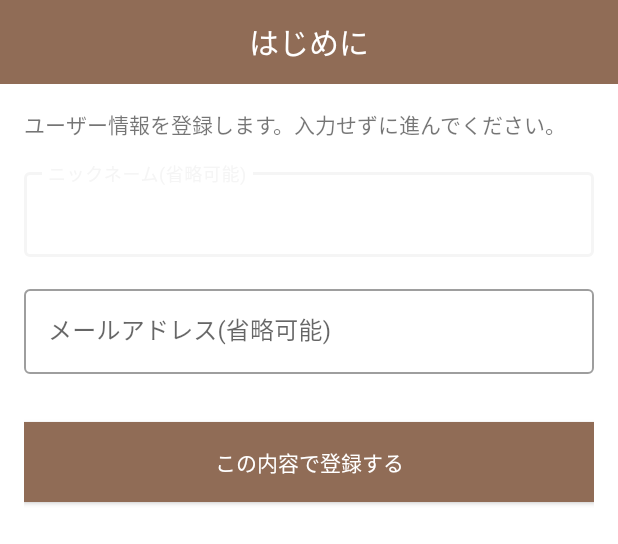
After one commit to hotdrop/consider-ai-coding, an Android app: the layout activity_start.xml on its own in the app's theme, with its tools: preview values and no code run, on a phone screen of 412 x 824 dp. The commit adds this screen. Shown: the top 544 px of the screen. Run offline under Robolectric (Android 15) with nearby library versions, the phone set to English and light mode, and no system bars.

```diff
--- a/androidApp/src/main/AndroidManifest.xml
+++ b/androidApp/src/main/AndroidManifest.xml
@@ -14,5 +14,8 @@
                 <category android:name="android.intent.category.LAUNCHER" />
             </intent-filter>
         </activity>
+        <activity
+            android:name=".ui.start.StartActivity"
+            android:exported="true" />
     </application>
 </manifest>
--- a/androidApp/src/main/java/jp/hotdrop/considercline/android/App.kt
+++ b/androidApp/src/main/java/jp/hotdrop/considercline/android/App.kt
@@ -1,7 +1,9 @@
 package jp.hotdrop.considercline.android
 
 import android.app.Application
+import dagger.hilt.android.HiltAndroidApp
 
+@HiltAndroidApp
 class App : Application() {
     override fun onCreate() {
         super.onCreate()
--- a/androidApp/src/main/res/layout/activity_main.xml
+++ b/androidApp/src/main/res/layout/activity_main.xml
@@ -20,6 +20,8 @@
             android:layout_width="match_parent"
             android:layout_height="wrap_content"
             android:text="@string/splash_title"
+            android:textColor="@color/white"
+            android:textSize="20sp"
             android:layout_marginEnd="16dp"
             android:gravity="center"/>
 
--- /dev/null
+++ b/androidApp/src/main/res/layout/activity_start.xml
@@ -0,0 +1,99 @@
+<?xml version="1.0" encoding="utf-8"?>
+<androidx.constraintlayout.widget.ConstraintLayout
+    xmlns:android="http://schemas.android.com/apk/res/android"
+    xmlns:app="http://schemas.android.com/apk/res-auto"
+    xmlns:tools="http://schemas.android.com/tools"
+    android:layout_width="match_parent"
+    android:layout_height="match_parent"
+    style="@style/RootContentStyle">
+
+    <androidx.appcompat.widget.Toolbar
+        android:id="@+id/toolbar"
+        android:layout_width="0dp"
+        android:layout_height="?attr/actionBarSize"
+        android:elevation="4dp"
+        app:layout_constraintTop_toTopOf="parent"
+        app:layout_constraintStart_toStartOf="parent"
+        app:layout_constraintEnd_toEndOf="parent">
+
+        <TextView
+            android:layout_width="match_parent"
+            android:layout_height="wrap_content"
+            android:text="@string/start_title"
+            android:textColor="@color/white"
+            android:textSize="20sp"
+            android:layout_marginEnd="16dp"
+            android:gravity="center"/>
+
+    </androidx.appcompat.widget.Toolbar>
+
+    <androidx.constraintlayout.widget.ConstraintLayout
+        android:layout_width="0dp"
+        android:layout_height="0dp"
+        android:background="@color/white"
+        android:padding="16dp"
+        app:layout_constraintTop_toBottomOf="@+id/toolbar"
+        app:layout_constraintBottom_toBottomOf="parent"
+        app:layout_constraintStart_toStartOf="parent"
+        app:layout_constraintEnd_toEndOf="parent" >
+
+        <TextView
+            android:id="@+id/overview"
+            android:layout_width="0dp"
+            android:layout_height="wrap_content"
+            android:text="@string/start_overview"
+            app:layout_constraintStart_toStartOf="parent"
+            app:layout_constraintTop_toTopOf="parent"
+            app:layout_constraintEnd_toEndOf="parent"/>
+
+        <com.google.android.material.textfield.TextInputLayout
+            android:id="@+id/nickname_text_input_layout"
+            android:layout_width="0dp"
+            android:layout_height="wrap_content"
+            style="@style/Widget.MaterialComponents.TextInputLayout.OutlinedBox"
+            android:hint="@string/start_nick_name_field_label"
+            android:layout_marginTop="16dp"
+            app:layout_constraintTop_toBottomOf="@+id/overview"
+            app:layout_constraintStart_toStartOf="parent"
+            app:layout_constraintEnd_toEndOf="parent">
+
+            <com.google.android.material.textfield.TextInputEditText
+                android:id="@+id/nickname_edit_text"
+                android:layout_width="match_parent"
+                android:layout_height="wrap_content" />
+
+        </com.google.android.material.textfield.TextInputLayout>
+
+        <com.google.android.material.textfield.TextInputLayout
+            android:id="@+id/email_text_input_layout"
+            android:layout_width="0dp"
+            android:layout_height="wrap_content"
+            style="@style/Widget.MaterialComponents.TextInputLayout.OutlinedBox"
+            android:hint="@string/start_email_field_label"
+            android:layout_marginTop="16dp"
+            app:layout_constraintTop_toBottomOf="@+id/nickname_text_input_layout"
+            app:layout_constraintStart_toStartOf="parent"
+            app:layout_constraintEnd_toEndOf="parent">
+
+            <com.google.android.material.textfield.TextInputEditText
+                android:id="@+id/email_edit_text"
+                android:layout_width="match_parent"
+                android:layout_height="wrap_content" />
+
+        </com.google.android.material.textfield.TextInputLayout>
+
+        <Button
+            android:id="@+id/register_button"
+            android:layout_width="0dp"
+            android:layout_height="wrap_content"
+            style="@style/AppButton"
+            android:layout_marginTop="32dp"
+            android:paddingVertical="16dp"
+            android:text="@string/start_register_button"
+            android:layout_gravity="center"
+            app:layout_constraintTop_toBottomOf="@+id/email_text_input_layout"
+            app:layout_constraintStart_toStartOf="parent"
+            app:layout_constraintEnd_toEndOf="parent" />
+
+    </androidx.constraintlayout.widget.ConstraintLayout>
+</androidx.constraintlayout.widget.ConstraintLayout>
--- a/androidApp/src/main/res/values/strings.xml
+++ b/androidApp/src/main/res/values/strings.xml
@@ -8,9 +8,9 @@
     <string name="splash_error_label">エラーです。アプリを再度実行してください。</string>
     <string name="splash_image_contents_description">起動時のコーヒー画像です</string>
     <string name="start_title">はじめに</string>
-    <string name="start_overview">ユーザー情報を登録します。</string>
-    <string name="start_nick_name_field_label">ニックネーム</string>
-    <string name="start_email_field_label">メールアドレス</string>
+    <string name="start_overview">ユーザー情報を登録します。入力せずに進んでください。</string>
+    <string name="start_nick_name_field_label">ニックネーム(省略可能)</string>
+    <string name="start_email_field_label">メールアドレス(省略可能)</string>
     <string name="start_register_button">この内容で登録する</string>
     <string name="email_validation_error">XXX＠YYY.ZZの形式で入力してください。</string>
     <string name="home_title">ホーム</string>
--- a/build.gradle.kts
+++ b/build.gradle.kts
@@ -4,6 +4,6 @@ plugins {
     alias(libs.plugins.androidLibrary).apply(false)
     alias(libs.plugins.kotlinAndroid).apply(false)
     alias(libs.plugins.kotlinMultiplatform).apply(false)
-    alias(libs.plugins.compose.compiler).apply(false)
-    id("com.google.devtools.ksp") version "2.0.21-1.0.27" apply false
+    alias(libs.plugins.hilt).apply(false)
+    alias(libs.plugins.ksp).apply(false)
 }
```
Also changed, not shown: androidApp/build.gradle.kts (+6 -12 lines), androidApp/src/main/java/jp/hotdrop/considercline/android/ui/MainActivity.kt (+11 -1 lines), androidApp/src/main/java/jp/hotdrop/considercline/android/ui/start/StartActivity.kt (+37 -101 lines), androidApp/src/main/java/jp/hotdrop/considercline/android/ui/start/StartViewModel.kt (+45 -32 lines), gradle/libs.versions.toml (+7 -18 lines).
